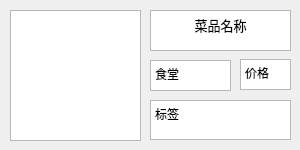
Old version of the form dishbox.ui in the repository PKUCodeProjPractice/PKUDish.
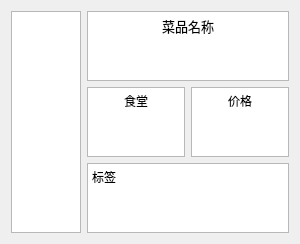
New version of the form.

Commit message: browse和random标签页 browse中显示dishbox

```diff
--- a/dishbox.ui
+++ b/dishbox.ui
@@ -10,28 +10,36 @@
     <height>150</height>
    </rect>
   </property>
+  <property name="sizePolicy">
+   <sizepolicy hsizetype="Preferred" vsizetype="Preferred">
+    <horstretch>0</horstretch>
+    <verstretch>0</verstretch>
+   </sizepolicy>
+  </property>
   <property name="windowTitle">
    <string>Form</string>
   </property>
-  <widget class="QGraphicsView" name="graphicsView">
-   <property name="geometry">
-    <rect>
-     <x>10</x>
-     <y>10</y>
-     <width>131</width>
-     <height>131</height>
-    </rect>
-   </property>
-  </widget>
+  <layout class="QHBoxLayout" name="horizontalLayout">
+   <item>
+    <widget class="QGraphicsView" name="picture">
+     <property name="sizePolicy">
+      <sizepolicy hsizetype="Expanding" vsizetype="Expanding">
+       <horstretch>0</horstretch>
+       <verstretch>0</verstretch>
+      </sizepolicy>
+     </property>
+     <property name="minimumSize">
+      <size>
+       <width>0</width>
+       <height>0</height>
+      </size>
+     </property>
+    </widget>
+   </item>
+   <item>
+    <layout class="QVBoxLayout" name="verticalLayout">
+     <item>
   <widget class="QTextBrowser" name="name">
-   <property name="geometry">
-    <rect>
-     <x>150</x>
-     <y>10</y>
-     <width>141</width>
-     <height>41</height>
-    </rect>
-   </property>
    <property name="html">
     <string>&lt;!DOCTYPE HTML PUBLIC &quot;-//W3C//DTD HTML 4.0//EN&quot; &quot;http://www.w3.org/TR/REC-html40/strict.dtd&quot;&gt;
 &lt;html&gt;&lt;head&gt;&lt;meta name=&quot;qrichtext&quot; content=&quot;1&quot; /&gt;&lt;meta charset=&quot;utf-8&quot; /&gt;&lt;style type=&quot;text/css&quot;&gt;
@@ -43,15 +51,11 @@
 &lt;p align=&quot;center&quot; style=&quot; margin-top:0px; margin-bottom:0px; margin-left:0px; margin-right:0px; -qt-block-indent:0; text-indent:0px;&quot;&gt;&lt;span style=&quot; font-size:10pt;&quot;&gt;菜品名称&lt;/span&gt;&lt;/p&gt;&lt;/body&gt;&lt;/html&gt;</string>
    </property>
   </widget>
+     </item>
+     <item>
+      <layout class="QHBoxLayout" name="horizontalLayout_2">
+       <item>
   <widget class="QTextBrowser" name="canteen">
-   <property name="geometry">
-    <rect>
-     <x>150</x>
-     <y>60</y>
-     <width>81</width>
-     <height>31</height>
-    </rect>
-   </property>
    <property name="html">
     <string>&lt;!DOCTYPE HTML PUBLIC &quot;-//W3C//DTD HTML 4.0//EN&quot; &quot;http://www.w3.org/TR/REC-html40/strict.dtd&quot;&gt;
 &lt;html&gt;&lt;head&gt;&lt;meta name=&quot;qrichtext&quot; content=&quot;1&quot; /&gt;&lt;meta charset=&quot;utf-8&quot; /&gt;&lt;style type=&quot;text/css&quot;&gt;
@@ -60,18 +64,12 @@
 li.unchecked::marker { content: &quot;\2610&quot;; }
 li.checked::marker { content: &quot;\2612&quot;; }
 &lt;/style&gt;&lt;/head&gt;&lt;body style=&quot; font-family:'Microsoft YaHei UI'; font-size:9pt; font-weight:400; font-style:normal;&quot;&gt;
-&lt;p style=&quot; margin-top:0px; margin-bottom:0px; margin-left:0px; margin-right:0px; -qt-block-indent:0; text-indent:0px;&quot;&gt;食堂&lt;/p&gt;&lt;/body&gt;&lt;/html&gt;</string>
-   </property>
-  </widget>
+&lt;p align=&quot;center&quot; style=&quot; margin-top:0px; margin-bottom:0px; margin-left:0px; margin-right:0px; -qt-block-indent:0; text-indent:0px;&quot;&gt;食堂&lt;/p&gt;&lt;/body&gt;&lt;/html&gt;</string>
+         </property>
+        </widget>
+       </item>
+       <item>
   <widget class="QTextBrowser" name="price">
-   <property name="geometry">
-    <rect>
-     <x>240</x>
-     <y>59</y>
-     <width>51</width>
-     <height>31</height>
-    </rect>
-   </property>
    <property name="html">
     <string>&lt;!DOCTYPE HTML PUBLIC &quot;-//W3C//DTD HTML 4.0//EN&quot; &quot;http://www.w3.org/TR/REC-html40/strict.dtd&quot;&gt;
 &lt;html&gt;&lt;head&gt;&lt;meta name=&quot;qrichtext&quot; content=&quot;1&quot; /&gt;&lt;meta charset=&quot;utf-8&quot; /&gt;&lt;style type=&quot;text/css&quot;&gt;
@@ -80,18 +78,14 @@
 li.unchecked::marker { content: &quot;\2610&quot;; }
 li.checked::marker { content: &quot;\2612&quot;; }
 &lt;/style&gt;&lt;/head&gt;&lt;body style=&quot; font-family:'Microsoft YaHei UI'; font-size:9pt; font-weight:400; font-style:normal;&quot;&gt;
-&lt;p style=&quot; margin-top:0px; margin-bottom:0px; margin-left:0px; margin-right:0px; -qt-block-indent:0; text-indent:0px;&quot;&gt;价格&lt;/p&gt;&lt;/body&gt;&lt;/html&gt;</string>
-   </property>
-  </widget>
+&lt;p align=&quot;center&quot; style=&quot; margin-top:0px; margin-bottom:0px; margin-left:0px; margin-right:0px; -qt-block-indent:0; text-indent:0px;&quot;&gt;价格&lt;/p&gt;&lt;/body&gt;&lt;/html&gt;</string>
+         </property>
+        </widget>
+       </item>
+      </layout>
+     </item>
+     <item>
   <widget class="QTextBrowser" name="tags">
-   <property name="geometry">
-    <rect>
-     <x>150</x>
-     <y>100</y>
-     <width>141</width>
-     <height>40</height>
-    </rect>
-   </property>
    <property name="html">
     <string>&lt;!DOCTYPE HTML PUBLIC &quot;-//W3C//DTD HTML 4.0//EN&quot; &quot;http://www.w3.org/TR/REC-html40/strict.dtd&quot;&gt;
 &lt;html&gt;&lt;head&gt;&lt;meta name=&quot;qrichtext&quot; content=&quot;1&quot; /&gt;&lt;meta charset=&quot;utf-8&quot; /&gt;&lt;style type=&quot;text/css&quot;&gt;
@@ -103,6 +97,10 @@
 &lt;p style=&quot; margin-top:0px; margin-bottom:0px; margin-left:0px; margin-right:0px; -qt-block-indent:0; text-indent:0px;&quot;&gt;标签&lt;/p&gt;&lt;/body&gt;&lt;/html&gt;</string>
    </property>
   </widget>
+     </item>
+    </layout>
+   </item>
+  </layout>
  </widget>
  <resources/>
  <connections/>
```
Lines whose indentation alone changed are shown as unchanged. The commit also changes 8 other files.
